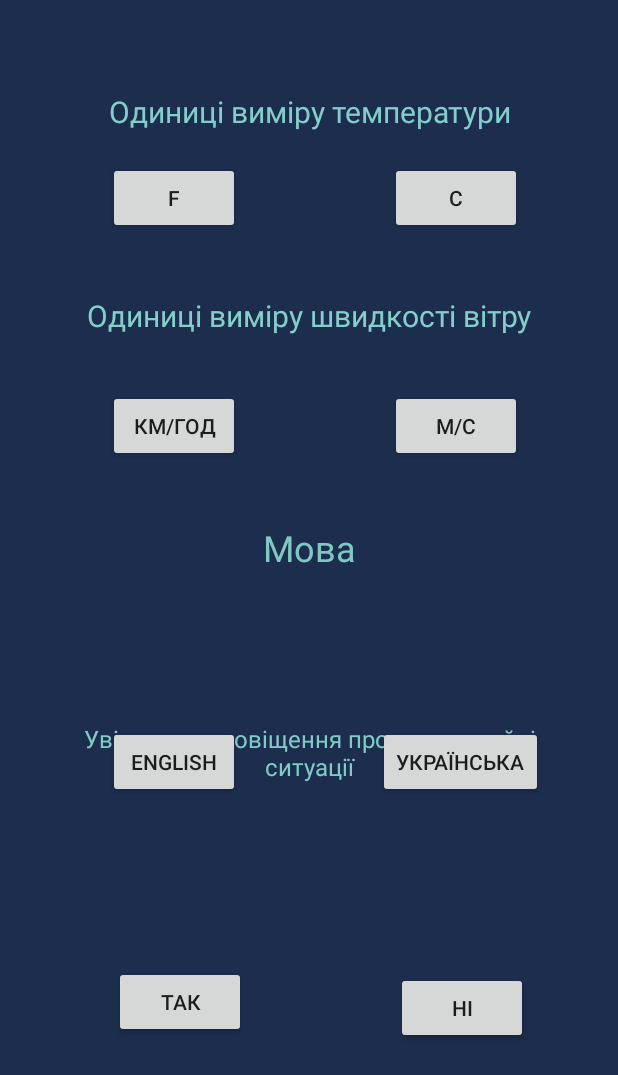
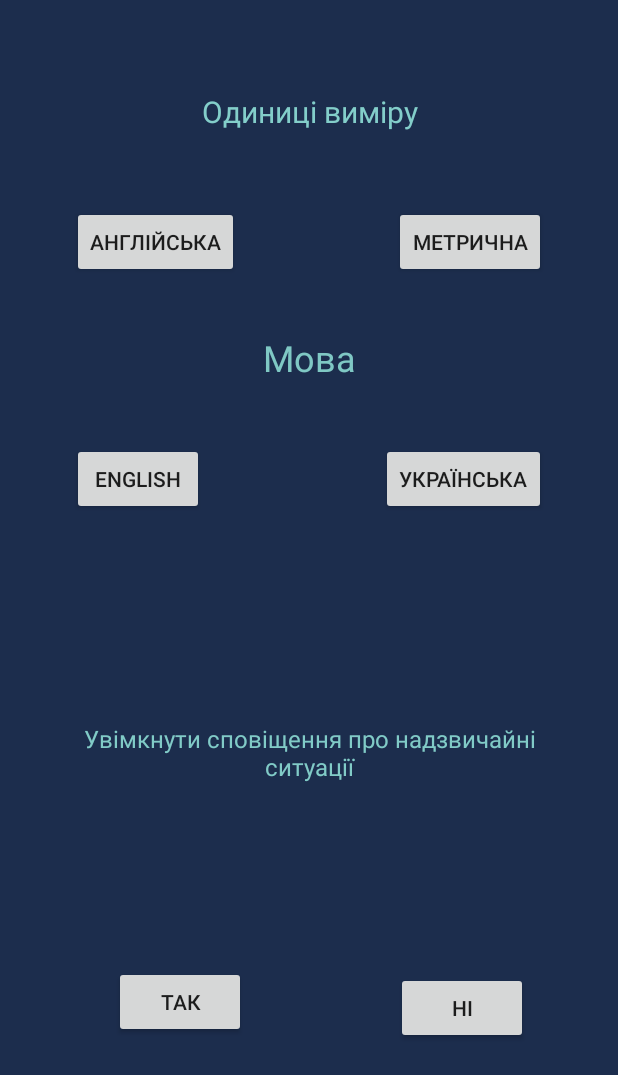
Before and after one commit to Tanshy48/RainGuard, an Android app: the layout setting.xml on its own in the app's theme, with its tools: preview values and no code run, on a phone screen of 412 x 824 dp. Shown: the top 1075 px of the screen. Run offline under Robolectric (Android 15) with nearby library versions, the phone set to English and light mode, and no system bars.

```diff
--- a/app/src/main/AndroidManifest.xml
+++ b/app/src/main/AndroidManifest.xml
@@ -49,6 +49,10 @@
             android:name=".FourDaysWeatherCast"
             android:exported="true">
         </activity>
+        <activity
+            android:name=".Setting"
+            android:exported="true">
+        </activity>
     </application>
 
 </manifest>
--- a/app/src/main/res/layout/setting.xml
+++ b/app/src/main/res/layout/setting.xml
@@ -7,12 +7,6 @@
     android:background="#1C2D4D">
 
     <LinearLayout
-        android:layout_width="match_parent"
-        android:layout_height="match_parent"
-        android:orientation="vertical"
-        tools:layout_editor_absoluteY="318dp"></LinearLayout>
-
-    <LinearLayout
         android:id="@+id/linearLayout"
         android:layout_width="match_parent"
         android:layout_height="wrap_content"
@@ -20,7 +14,7 @@
         android:orientation="horizontal"
         app:layout_constraintEnd_toEndOf="parent"
         tools:ignore="MissingConstraints"
-        tools:layout_editor_absoluteY="318dp">
+        tools:layout_editor_absoluteY="731dp">
 
     </LinearLayout>
 
@@ -28,63 +22,45 @@
         android:id="@+id/button8"
         android:layout_width="wrap_content"
         android:layout_height="wrap_content"
-        android:layout_marginStart="260dp"
-        android:layout_marginTop="108dp"
+        android:layout_marginTop="40dp"
+        android:layout_marginEnd="48dp"
+        android:onClick="C"
         android:text="@string/Button8"
-        app:layout_constraintStart_toStartOf="parent"
-        app:layout_constraintTop_toTopOf="parent" />
+        app:layout_constraintEnd_toEndOf="parent"
+        app:layout_constraintTop_toBottomOf="@+id/textView12" />
 
     <Button
         android:id="@+id/button9"
         android:layout_width="wrap_content"
         android:layout_height="wrap_content"
-        android:layout_marginTop="108dp"
-        android:layout_marginEnd="100dp"
+        android:layout_marginStart="48dp"
+        android:layout_marginTop="40dp"
+        android:onClick="F"
         android:text="@string/Button9"
-        app:layout_constraintEnd_toStartOf="@+id/button8"
-        app:layout_constraintTop_toTopOf="parent" />
-
-    <Button
-        android:id="@+id/button10"
-        android:layout_width="wrap_content"
-        android:layout_height="wrap_content"
-        android:layout_marginTop="260dp"
-        android:layout_marginEnd="100dp"
-        android:text="@string/Button10"
-        app:layout_constraintEnd_toStartOf="@+id/button11"
-        app:layout_constraintTop_toTopOf="parent" />
-
-    <Button
-        android:id="@+id/button11"
-        android:layout_width="wrap_content"
-        android:layout_height="wrap_content"
-        android:layout_marginStart="260dp"
-        android:layout_marginTop="104dp"
-        android:text="@string/Button11"
         app:layout_constraintStart_toStartOf="parent"
-        app:layout_constraintTop_toBottomOf="@+id/button8" />
+        app:layout_constraintTop_toBottomOf="@+id/textView12" />
 
     <Button
         android:id="@+id/button12"
         android:layout_width="wrap_content"
         android:layout_height="wrap_content"
-        android:layout_marginStart="72dp"
-        android:layout_marginBottom="292dp"
+        android:layout_marginStart="48dp"
+        android:layout_marginTop="36dp"
         android:onClick="LanguageENG"
         android:text="@string/Button12"
-        app:layout_constraintBottom_toBottomOf="parent"
-        app:layout_constraintStart_toStartOf="parent" />
+        app:layout_constraintStart_toStartOf="parent"
+        app:layout_constraintTop_toBottomOf="@+id/textView23" />
 
     <Button
         android:id="@+id/button13"
         android:layout_width="wrap_content"
         android:layout_height="wrap_content"
-        android:layout_marginStart="92dp"
-        android:layout_marginBottom="292dp"
+        android:layout_marginTop="36dp"
+        android:layout_marginEnd="48dp"
         android:onClick="LanguageUKR"
         android:text="@string/Button13"
-        app:layout_constraintBottom_toBottomOf="parent"
-        app:layout_constraintStart_toEndOf="@+id/button12" />
+        app:layout_constraintEnd_toEndOf="parent"
+        app:layout_constraintTop_toBottomOf="@+id/textView23" />
 
     <Button
         android:id="@+id/button14"
@@ -120,33 +96,17 @@
         app:layout_constraintTop_toTopOf="parent" />
 
     <TextView
-        android:id="@+id/textView13"
-        android:layout_width="349dp"
-        android:layout_height="45dp"
-        android:layout_marginTop="188dp"
-        android:background="#03A9F4"
-        android:backgroundTint="#1C2D4D"
-        android:gravity="center"
-        android:text="@string/Text13"
-        android:textColor="#84CFCB"
-        android:textColorHint="#03A9F4"
-        android:textSize="20sp"
-        app:layout_constraintEnd_toEndOf="parent"
-        app:layout_constraintStart_toStartOf="parent"
-        app:layout_constraintTop_toTopOf="parent" />
-
-    <TextView
         android:id="@+id/textView23"
         android:layout_width="115dp"
         android:layout_height="42dp"
-        android:layout_marginTop="344dp"
+        android:layout_marginTop="120dp"
         android:gravity="center"
         android:text="@string/Text14"
         android:textColor="#7FC8C4"
         android:textSize="24sp"
         app:layout_constraintEnd_toEndOf="parent"
         app:layout_constraintStart_toStartOf="parent"
-        app:layout_constraintTop_toTopOf="parent" />
+        app:layout_constraintTop_toBottomOf="@+id/textView12" />
 
     <TextView
         android:id="@+id/textView24"
--- a/app/src/main/res/values/strings.xml
+++ b/app/src/main/res/values/strings.xml
@@ -6,16 +6,13 @@
         <string name="Text1">Виберіть область</string>
         <string name="Text2">Виберіть місто</string>
         <string name="Button3">Назад</string>
-        <string name="Button8">C</string>
-        <string name="Button9">F</string>
-        <string name="Button10">км/год</string>
-        <string name="Button11">м/с</string>
+        <string name="Button8">Метрична</string>
+        <string name="Button9">Англійська</string>
         <string name="Button12">English</string>
         <string name="Button13">Українська</string>
         <string name="Button14">Так</string>
         <string name="Button15">Ні</string>
-        <string name="Text12">Одиниці виміру температури</string>
-        <string name="Text13">Одиниці виміру швидкості вітру</string>
+        <string name="Text12">Одиниці виміру</string>
         <string name="Text14">Мова</string>
         <string name="Text15">Увімкнути сповіщення про надзвичайні ситуації</string>
         <string name="Button16">Обрати інше місто</string>
@@ -26,5 +23,13 @@
 Дані взято з сайту openweathermap.org (https://openweathermap.org/current)</string>
         <string name="reportText">Опишіть вашу проблему</string>
         <string name="readyReportButton">Дякуємо за інформацію</string>
+        <string name="TemMin">Мін. темп. </string>
+        <string name="TemMax">Макс. темп. </string>
+        <string name="wind">Вітер</string>
+        <string name="sunrise">Cхід сонця</string>
+        <string name="sunset">Захід сонця</string>
+        <string name="humidity">Вологість</string>
+        <string name="pressure">Тиск</string>
+        <string name="ShowMore">Показати Більше</string>
 
     </resources>
```
Also changed, not shown: app/src/main/java/com/example/rainguardapp/MainActivity.kt (+51 -9 lines), app/src/main/java/com/example/rainguardapp/Setting.kt (+25 -0 lines), app/src/main/res/layout/activity_main.xml (+24 -11 lines), 1 other file.
